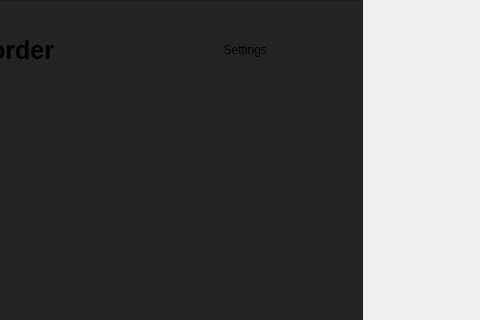
Above: ui/RootOverlayWindow.ui from relativemodder/gpu-screen-recorder-qt before the change; both pictures show x 237 to 717 and y 0 to 320 of the 1329 by 614 pixel window. Below: the same form after it.
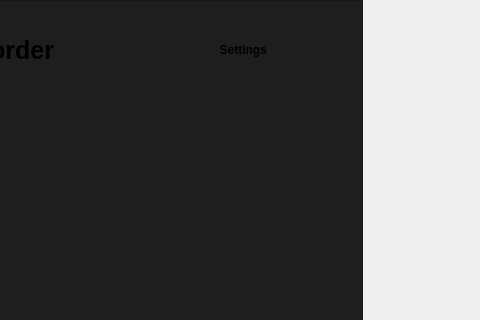
That is the form after the change. Icons and pictures are not drawn.

Diff of the .ui file:
```diff
--- a/ui/RootOverlayWindow.ui
+++ b/ui/RootOverlayWindow.ui
@@ -56,7 +56,15 @@
          </size>
         </property>
         <property name="styleSheet">
-         <string notr="true">background: #242424;</string>
+         <string notr="true">#mainFrame {
+	background: #1e1e1e;
+}
+
+#settingsButton {
+	padding-left: 10px;
+	padding-right: 10px;
+	font-weight: bold;
+}</string>
         </property>
         <property name="frameShape">
          <enum>QFrame::Shape::StyledPanel</enum>
@@ -140,8 +148,7 @@
                 </size>
                </property>
                <property name="styleSheet">
-                <string notr="true">padding-left: 10px;
-padding-right: 10px;</string>
+                <string notr="true"/>
                </property>
                <property name="text">
                 <string>  Settings</string>
```
Left out of the diff: 6 changed lines with no effect on the pictures.
